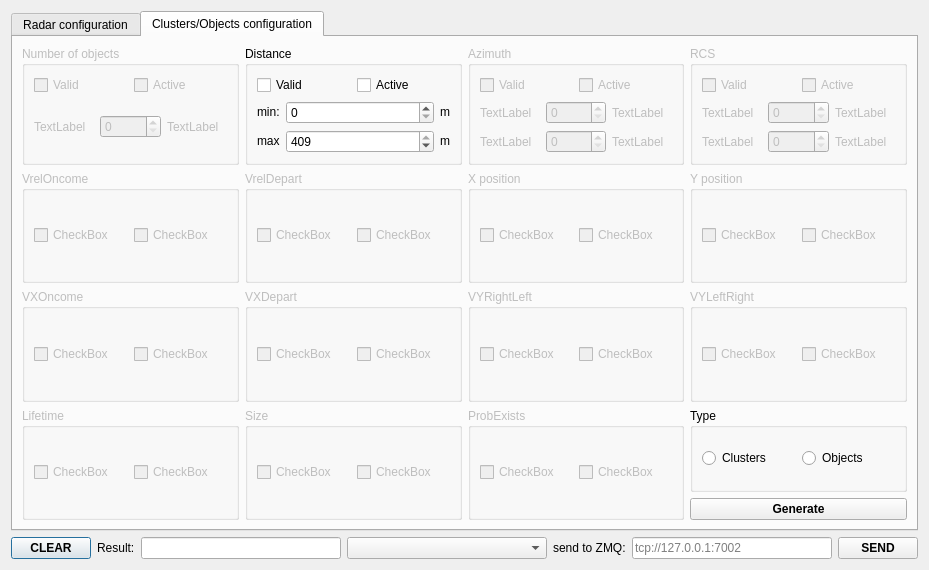
anatoltrush/RadarVisual, file dialogconfig.ui: the form before one commit.
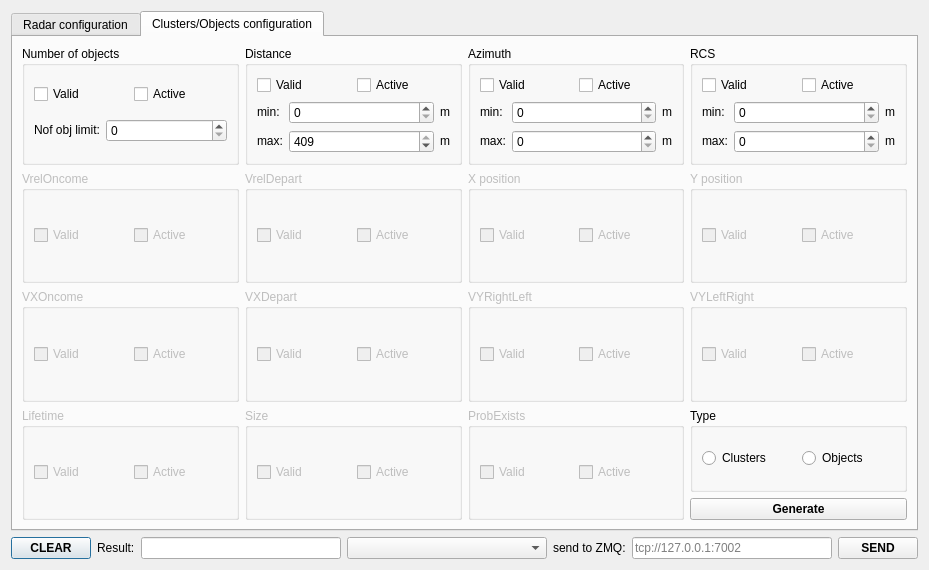
The form after the commit.

Diff of the .ui file:
```diff
--- a/dialogconfig.ui
+++ b/dialogconfig.ui
@@ -1020,9 +1020,6 @@
       <layout class="QGridLayout" name="gridLayout_8">
        <item row="0" column="0">
         <widget class="QGroupBox" name="gBSetClObjNofObj">
-         <property name="enabled">
-          <bool>false</bool>
-         </property>
          <property name="title">
           <string>Number of objects</string>
          </property>
@@ -1049,18 +1046,24 @@
            <layout class="QHBoxLayout" name="horizontalLayout_10">
             <item>
              <widget class="QLabel" name="label_10">
+              <property name="sizePolicy">
+               <sizepolicy hsizetype="Fixed" vsizetype="Fixed">
+                <horstretch>0</horstretch>
+                <verstretch>0</verstretch>
+               </sizepolicy>
+              </property>
               <property name="text">
-               <string>TextLabel</string>
+               <string>Nof obj limit:</string>
               </property>
              </widget>
             </item>
             <item>
-             <widget class="QSpinBox" name="spinBox_7"/>
-            </item>
-            <item>
-             <widget class="QLabel" name="label_9">
-              <property name="text">
-               <string>TextLabel</string>
+             <widget class="QSpinBox" name="sBSetClObjNofObj">
+              <property name="toolTip">
+               <string>0...4095</string>
+              </property>
+              <property name="toolTipDuration">
+               <number>5000</number>
               </property>
              </widget>
             </item>
@@ -1074,7 +1077,7 @@
          <property name="title">
           <string>Distance</string>
          </property>
-         <layout class="QGridLayout" name="gridLayout_7">
+         <layout class="QGridLayout" name="gridLayout_47">
           <item row="0" column="0">
            <layout class="QHBoxLayout" name="horizontalLayout">
             <item>
@@ -1094,8 +1097,8 @@
            </layout>
           </item>
           <item row="1" column="0">
-           <layout class="QHBoxLayout" name="hLSetClObjDistMin">
-            <item>
+           <layout class="QGridLayout" name="gridLayout_7">
+            <item row="0" column="0">
              <widget class="QLabel" name="label_7">
               <property name="sizePolicy">
                <sizepolicy hsizetype="Fixed" vsizetype="Fixed">
@@ -1108,7 +1111,7 @@
               </property>
              </widget>
             </item>
-            <item>
+            <item row="0" column="1">
              <widget class="QSpinBox" name="sBSetClObjDistMin">
               <property name="sizePolicy">
                <sizepolicy hsizetype="Minimum" vsizetype="Fixed">
@@ -1116,12 +1119,18 @@
                 <verstretch>0</verstretch>
                </sizepolicy>
               </property>
+              <property name="toolTip">
+               <string>0...409.5</string>
+              </property>
+              <property name="toolTipDuration">
+               <number>5000</number>
+              </property>
               <property name="maximum">
                <number>409</number>
               </property>
              </widget>
             </item>
-            <item>
+            <item row="0" column="2">
              <widget class="QLabel" name="label">
               <property name="sizePolicy">
                <sizepolicy hsizetype="Fixed" vsizetype="Fixed">
@@ -1134,11 +1143,7 @@
               </property>
              </widget>
             </item>
-           </layout>
-          </item>
-          <item row="2" column="0">
-           <layout class="QHBoxLayout" name="hLSetClObjDistMax">
-            <item>
+            <item row="1" column="0">
              <widget class="QLabel" name="label_8">
               <property name="sizePolicy">
                <sizepolicy hsizetype="Fixed" vsizetype="Fixed">
@@ -1147,11 +1152,11 @@
                </sizepolicy>
               </property>
               <property name="text">
-               <string>max</string>
+               <string>max:</string>
               </property>
              </widget>
             </item>
-            <item>
+            <item row="1" column="1">
              <widget class="QSpinBox" name="sBSetClObjDistMax">
               <property name="sizePolicy">
                <sizepolicy hsizetype="Minimum" vsizetype="Fixed">
@@ -1159,6 +1164,12 @@
                 <verstretch>0</verstretch>
                </sizepolicy>
               </property>
+              <property name="toolTip">
+               <string>0...409.5</string>
+              </property>
+              <property name="toolTipDuration">
+               <number>5000</number>
+              </property>
               <property name="maximum">
                <number>409</number>
               </property>
@@ -1167,7 +1178,7 @@
               </property>
              </widget>
             </item>
-            <item>
+            <item row="1" column="2">
              <widget class="QLabel" name="label_2">
               <property name="sizePolicy">
                <sizepolicy hsizetype="Fixed" vsizetype="Fixed">
@@ -1187,55 +1198,10 @@
        </item>
        <item row="0" column="2">
         <widget class="QGroupBox" name="gBSetClObjAzim">
-         <property name="enabled">
-          <bool>false</bool>
-         </property>
          <property name="title">
           <string>Azimuth</string>
          </property>
-         <layout class="QGridLayout" name="gridLayout_34">
-          <item row="2" column="0">
-           <layout class="QHBoxLayout" name="horizontalLayout_6">
-            <item>
-             <widget class="QLabel" name="label_12">
-              <property name="text">
-               <string>TextLabel</string>
-              </property>
-             </widget>
-            </item>
-            <item>
-             <widget class="QSpinBox" name="spinBox_6"/>
-            </item>
-            <item>
-             <widget class="QLabel" name="label_5">
-              <property name="text">
-               <string>TextLabel</string>
-              </property>
-             </widget>
-            </item>
-           </layout>
-          </item>
-          <item row="1" column="0">
-           <layout class="QHBoxLayout" name="horizontalLayout_5">
-            <item>
-             <widget class="QLabel" name="label_11">
-              <property name="text">
-               <string>TextLabel</string>
-              </property>
-             </widget>
-            </item>
-            <item>
-             <widget class="QSpinBox" name="spinBox_3"/>
-            </item>
-            <item>
-             <widget class="QLabel" name="label_3">
-              <property name="text">
-               <string>TextLabel</string>
-              </property>
-             </widget>
-            </item>
-           </layout>
-          </item>
+         <layout class="QGridLayout" name="gridLayout_48">
           <item row="0" column="0">
            <layout class="QHBoxLayout" name="horizontalLayout_4">
             <item>
@@ -1254,60 +1220,91 @@
             </item>
            </layout>
           </item>
+          <item row="1" column="0">
+           <layout class="QGridLayout" name="gridLayout_34">
+            <item row="0" column="0">
+             <widget class="QLabel" name="label_11">
+              <property name="sizePolicy">
+               <sizepolicy hsizetype="Fixed" vsizetype="Fixed">
+                <horstretch>0</horstretch>
+                <verstretch>0</verstretch>
+               </sizepolicy>
+              </property>
+              <property name="text">
+               <string>min:</string>
+              </property>
+             </widget>
+            </item>
+            <item row="0" column="1">
+             <widget class="QSpinBox" name="sBSetClObjAzimMin">
+              <property name="toolTip">
+               <string>-50...52.375</string>
+              </property>
+              <property name="toolTipDuration">
+               <number>5000</number>
+              </property>
+             </widget>
+            </item>
+            <item row="0" column="2">
+             <widget class="QLabel" name="label_3">
+              <property name="sizePolicy">
+               <sizepolicy hsizetype="Fixed" vsizetype="Fixed">
+                <horstretch>0</horstretch>
+                <verstretch>0</verstretch>
+               </sizepolicy>
+              </property>
+              <property name="text">
+               <string>m</string>
+              </property>
+             </widget>
+            </item>
+            <item row="1" column="0">
+             <widget class="QLabel" name="label_12">
+              <property name="sizePolicy">
+               <sizepolicy hsizetype="Fixed" vsizetype="Fixed">
+                <horstretch>0</horstretch>
+                <verstretch>0</verstretch>
+               </sizepolicy>
+              </property>
+              <property name="text">
+               <string>max:</string>
+              </property>
+             </widget>
+            </item>
+            <item row="1" column="1">
+             <widget class="QSpinBox" name="sBSetClObjAzimMax">
+              <property name="toolTip">
+               <string>-50...52.375</string>
+              </property>
+              <property name="toolTipDuration">
+               <number>5000</number>
+              </property>
+             </widget>
+            </item>
+            <item row="1" column="2">
+             <widget class="QLabel" name="label_5">
+              <property name="sizePolicy">
+               <sizepolicy hsizetype="Fixed" vsizetype="Fixed">
+                <horstretch>0</horstretch>
+                <verstretch>0</verstretch>
+               </sizepolicy>
+              </property>
+              <property name="text">
+               <string>m</string>
+              </property>
+             </widget>
+            </item>
+           </layout>
+          </item>
          </layout>
         </widget>
        </item>
        <item row="0" column="3">
         <widget class="QGroupBox" name="gBSetClObjRcs">
-         <property name="enabled">
-          <bool>false</bool>
-         </property>
          <property name="title">
           <string>RCS</string>
          </property>
-         <layout class="QGridLayout" name="gridLayout_35">
-          <item row="2" column="0">
-           <layout class="QHBoxLayout" name="horizontalLayout_8">
-            <item>
-             <widget class="QLabel" name="label_14">
-              <property name="text">
-               <string>TextLabel</string>
-              </property>
-             </widget>
-            </item>
-            <item>
-             <widget class="QSpinBox" name="spinBox_4"/>
-            </item>
-            <item>
-             <widget class="QLabel" name="label_6">
-              <property name="text">
-               <string>TextLabel</string>
-              </property>
-             </widget>
-            </item>
-           </layout>
-          </item>
-          <item row="1" column="0">
-           <layout class="QHBoxLayout" name="horizontalLayout_7">
-            <item>
-             <widget class="QLabel" name="label_13">
-              <property name="text">
-               <string>TextLabel</string>
-              </property>
-             </widget>
-            </item>
-            <item>
-             <widget class="QSpinBox" name="spinBox_5"/>
-            </item>
-            <item>
-             <widget class="QLabel" name="label_4">
-              <property name="text">
-               <string>TextLabel</string>
-              </property>
-             </widget>
-            </item>
-           </layout>
-          </item>
+         <layout class="QGridLayout" name="gridLayout_49">
           <item row="0" column="0">
            <layout class="QHBoxLayout" name="horizontalLayout_9">
             <item>
@@ -1326,6 +1323,82 @@
             </item>
            </layout>
           </item>
+          <item row="1" column="0">
+           <layout class="QGridLayout" name="gridLayout_35">
+            <item row="0" column="0">
+             <widget class="QLabel" name="label_13">
+              <property name="sizePolicy">
+               <sizepolicy hsizetype="Fixed" vsizetype="Fixed">
+                <horstretch>0</horstretch>
+                <verstretch>0</verstretch>
+               </sizepolicy>
+              </property>
+              <property name="text">
+               <string>min:</string>
+              </property>
+             </widget>
+            </item>
+            <item row="0" column="1">
+             <widget class="QSpinBox" name="sBSetClObjRcsMin">
+              <property name="toolTip">
+               <string>-50...52.375</string>
+              </property>
+              <property name="toolTipDuration">
+               <number>5000</number>
+              </property>
+             </widget>
+            </item>
+            <item row="0" column="2">
+             <widget class="QLabel" name="label_4">
+              <property name="sizePolicy">
+               <sizepolicy hsizetype="Fixed" vsizetype="Fixed">
+                <horstretch>0</horstretch>
+                <verstretch>0</verstretch>
+               </sizepolicy>
+              </property>
+              <property name="text">
+               <string>m</string>
+              </property>
+             </widget>
+            </item>
+            <item row="1" column="0">
+             <widget class="QLabel" name="label_14">
+              <property name="sizePolicy">
+               <sizepolicy hsizetype="Fixed" vsizetype="Fixed">
+                <horstretch>0</horstretch>
+                <verstretch>0</verstretch>
+               </sizepolicy>
+              </property>
+              <property name="text">
+               <string>max:</string>
+              </property>
+             </widget>
+            </item>
+            <item row="1" column="1">
+             <widget class="QSpinBox" name="sBSetClObjRcsMax">
+              <property name="toolTip">
+               <string>-50...52.375</string>
+              </property>
+              <property name="toolTipDuration">
+               <number>5000</number>
+              </property>
+             </widget>
+            </item>
+            <item row="1" column="2">
+             <widget class="QLabel" name="label_6">
+              <property name="sizePolicy">
+               <sizepolicy hsizetype="Fixed" vsizetype="Fixed">
+                <horstretch>0</horstretch>
+                <verstretch>0</verstretch>
+               </sizepolicy>
+              </property>
+              <property name="text">
+               <string>m</string>
+              </property>
+             </widget>
+            </item>
+           </layout>
+          </item>
          </layout>
         </widget>
        </item>
@@ -1343,14 +1416,14 @@
             <item>
              <widget class="QCheckBox" name="checkBox">
               <property name="text">
-               <string>CheckBox</string>
+               <string>Valid</string>
               </property>
              </widget>
             </item>
             <item>
              <widget class="QCheckBox" name="checkBox_2">
               <property name="text">
-               <string>CheckBox</string>
+               <string>Active</string>
               </property>
              </widget>
             </item>
@@ -1373,14 +1446,14 @@
             <item>
              <widget class="QCheckBox" name="checkBox_3">
               <property name="text">
-               <string>CheckBox</string>
+               <string>Valid</string>
               </property>
              </widget>
             </item>
             <item>
              <widget class="QCheckBox" name="checkBox_4">
               <property name="text">
-               <string>CheckBox</string>
+               <string>Active</string>
               </property>
              </widget>
             </item>
@@ -1403,14 +1476,14 @@
             <item>
              <widget class="QCheckBox" name="checkBox_5">
               <property name="text">
-               <string>CheckBox</string>
+               <string>Valid</string>
               </property>
              </widget>
             </item>
             <item>
              <widget class="QCheckBox" name="checkBox_6">
               <property name="text">
-               <string>CheckBox</string>
+               <string>Active</string>
               </property>
              </widget>
             </item>
@@ -1433,14 +1506,14 @@
             <item>
              <widget class="QCheckBox" name="checkBox_7">
               <property name="text">
-               <string>CheckBox</string>
+               <string>Valid</string>
               </property>
              </widget>
             </item>
             <item>
              <widget class="QCheckBox" name="checkBox_8">
               <property name="text">
-               <string>CheckBox</string>
+               <string>Active</string>
               </property>
              </widget>
             </item>
@@ -1463,14 +1536,14 @@
             <item>
              <widget class="QCheckBox" name="checkBox_9">
               <property name="text">
-               <string>CheckBox</string>
+               <string>Valid</string>
               </property>
              </widget>
             </item>
             <item>
              <widget class="QCheckBox" name="checkBox_10">
               <property name="text">
-               <string>CheckBox</string>
+               <string>Active</string>
               </property>
              </widget>
             </item>
@@ -1493,14 +1566,14 @@
             <item>
              <widget class="QCheckBox" name="checkBox_11">
               <property name="text">
-               <string>CheckBox</string>
+               <string>Valid</string>
               </property>
              </widget>
             </item>
             <item>
              <widget class="QCheckBox" name="checkBox_12">
               <property name="text">
-               <string>CheckBox</string>
+               <string>Active</string>
               </property>
              </widget>
             </item>
@@ -1523,14 +1596,14 @@
             <item>
              <widget class="QCheckBox" name="checkBox_13">
               <property name="text">
-               <string>CheckBox</string>
+               <string>Valid</string>
               </property>
              </widget>
             </item>
             <item>
              <widget class="QCheckBox" name="checkBox_14">
               <property name="text">
-               <string>CheckBox</string>
+               <string>Active</string>
               </property>
              </widget>
             </item>
@@ -1553,14 +1626,14 @@
             <item>
              <widget class="QCheckBox" name="checkBox_15">
               <property name="text">
-               <string>CheckBox</string>
+               <string>Valid</string>
               </property>
              </widget>
             </item>
             <item>
              <widget class="QCheckBox" name="checkBox_16">
               <property name="text">
-               <string>CheckBox</string>
+               <string>Active</string>
               </property>
              </widget>
             </item>
@@ -1583,14 +1656,14 @@
             <item>
              <widget class="QCheckBox" name="checkBox_17">
               <property name="text">
-               <string>CheckBox</string>
+               <string>Valid</string>
               </property>
              </widget>
             </item>
             <item>
              <widget class="QCheckBox" name="checkBox_18">
               <property name="text">
-               <string>CheckBox</string>
+               <string>Active</string>
               </property>
              </widget>
             </item>
@@ -1613,14 +1686,14 @@
             <item>
              <widget class="QCheckBox" name="checkBox_19">
               <property name="text">
-               <string>CheckBox</string>
+               <string>Valid</string>
               </property>
              </widget>
             </item>
             <item>
              <widget class="QCheckBox" name="checkBox_20">
               <property name="text">
-               <string>CheckBox</string>
+               <string>Active</string>
               </property>
              </widget>
             </item>
@@ -1643,14 +1716,14 @@
             <item>
              <widget class="QCheckBox" name="checkBox_21">
               <property name="text">
-               <string>CheckBox</string>
+               <string>Valid</string>
               </property>
              </widget>
             </item>
             <item>
              <widget class="QCheckBox" name="checkBox_22">
               <property name="text">
-               <string>CheckBox</string>
+               <string>Active</string>
               </property>
              </widget>
             </item>
```
